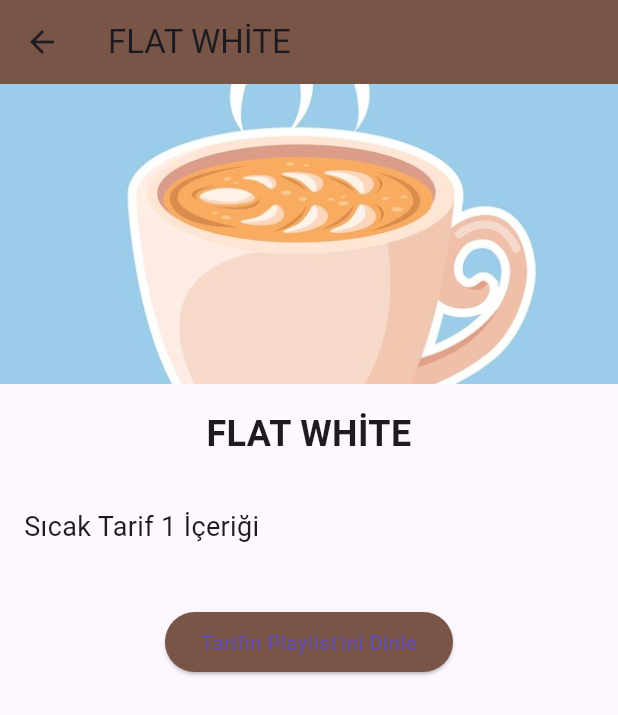
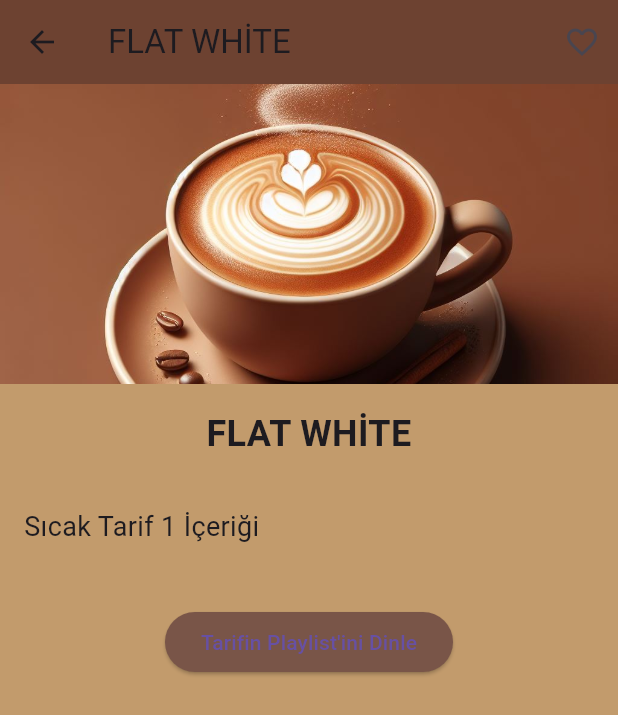
Before and after one commit to tugberkerin/coffee1, a Flutter app: the Sicak screen opened directly, after a tap on "FLAT WHİTE", on a phone screen of 412 x 824 dp. Shown: the top 715 px of the screen. Run offline on Flutter 3.47's test engine with Material 3 defaults, Android fonts, the phone set to English and light mode, and no system bars; our stand-ins replace device_preview.

Commit message:
çok süper hali
fotolar değişti favori kalbi geldi eksik favorilerin nerede gözükeceği

```diff
--- /dev/null
+++ b/lib/pages/FavoriTarifler.dart
@@ -0,0 +1,19 @@
+import 'package:coffee/pages/sicak_soguk.dart';
+
+class FavoriTarifler {
+  static List<KahveTarifi> favoriListesi = [];
+
+  static void ekle(KahveTarifi tarif) {
+    if (!favoriListesi.contains(tarif)) {
+      favoriListesi.add(tarif);
+    }
+  }
+
+  static void cikar(KahveTarifi tarif) {
+    favoriListesi.remove(tarif);
+  }
+
+  static bool favoriMi(KahveTarifi tarif) {
+    return favoriListesi.contains(tarif);
+  }
+}
--- a/lib/pages/KahveTarifiSayfasi.dart
+++ b/lib/pages/KahveTarifiSayfasi.dart
@@ -1,18 +1,40 @@
+import 'package:coffee/pages/FavoriTarifler.dart';
 import 'package:coffee/pages/sicak_soguk.dart';
 import 'package:flutter/material.dart';
 import 'package:url_launcher/url_launcher.dart';
 
-class KahveTarifiSayfasi extends StatelessWidget {
+class KahveTarifiSayfasi extends StatefulWidget {
   final KahveTarifi kahveTarifi;
 
   KahveTarifiSayfasi(this.kahveTarifi);
 
   @override
+  _KahveTarifiSayfasiState createState() => _KahveTarifiSayfasiState();
+}
+
+class _KahveTarifiSayfasiState extends State<KahveTarifiSayfasi> {
+  bool favorited = false; // Favori durumu
+
+  @override
   Widget build(BuildContext context) {
+    bool favorited = FavoriTarifler.favoriMi(widget.kahveTarifi);
+
     return Scaffold(
+      backgroundColor: const Color.fromARGB(255, 194, 155, 108),
       appBar: AppBar(
-        backgroundColor: Colors.brown,
-        title: Text(kahveTarifi.tarifAdi),
+        backgroundColor: const Color.fromARGB(255, 109, 66, 49),
+        title: Text(widget.kahveTarifi.tarifAdi),
+        actions: [
+          IconButton(
+            icon: Icon(
+              favorited ? Icons.favorite : Icons.favorite_border,
+              color: favorited ? Colors.red : null,
+            ),
+            onPressed: () {
+              _toggleFavorite();
+            },
+          ),
+        ],
       ),
       body: Column(
         crossAxisAlignment: CrossAxisAlignment.stretch,
@@ -20,7 +42,7 @@ class KahveTarifiSayfasi extends StatelessWidget {
           // Üst kısım: Resim
           ClipRRect(
             child: Image.asset(
-              kahveTarifi.resimPath,
+              widget.kahveTarifi.resimPath,
               width: double.infinity,
               height: 200,
               fit: BoxFit.cover,
@@ -29,7 +51,7 @@ class KahveTarifiSayfasi extends StatelessWidget {
           SizedBox(height: 16.0),
           // Orta kısım: Başlık
           Text(
-            kahveTarifi.tarifAdi,
+            widget.kahveTarifi.tarifAdi,
             style: TextStyle(fontSize: 24, fontWeight: FontWeight.bold),
             textAlign: TextAlign.center,
           ),
@@ -38,7 +60,7 @@ class KahveTarifiSayfasi extends StatelessWidget {
           Padding(
             padding: const EdgeInsets.all(16.0),
             child: Text(
-              kahveTarifi.tarifIcerik,
+              widget.kahveTarifi.tarifIcerik,
               style: TextStyle(fontSize: 18),
               textAlign: TextAlign.justify,
             ),
@@ -50,10 +72,11 @@ class KahveTarifiSayfasi extends StatelessWidget {
             children: [
               ElevatedButton(
                 onPressed: () {
-                  _launchURL(kahveTarifi.playlistUrl);
+                  _launchURL(widget.kahveTarifi.playlistUrl);
                 },
                 style: ElevatedButton.styleFrom(
-                  primary: Colors.brown, // Arka plan rengi
+                  primary:
+                      const Color.fromARGB(255, 121, 85, 72), // Arka plan rengi
                 ),
                 child: Text('Tarifin Playlist\'ini Dinle'),
               ),
@@ -71,4 +94,16 @@ class KahveTarifiSayfasi extends StatelessWidget {
       throw 'URL açılamıyor: $url';
     }
   }
+
+  void _toggleFavorite() {
+    setState(() {
+      bool favorited = FavoriTarifler.favoriMi(widget.kahveTarifi);
+
+      if (favorited) {
+        FavoriTarifler.cikar(widget.kahveTarifi);
+      } else {
+        FavoriTarifler.ekle(widget.kahveTarifi);
+      }
+    });
+  }
 }
--- a/lib/pages/secim.dart
+++ b/lib/pages/secim.dart
@@ -22,7 +22,7 @@ class Secim extends StatelessWidget {
                 width: double.infinity,
                 decoration: BoxDecoration(
                   image: DecorationImage(
-                    image: AssetImage("lib/images/soguk.jpeg"),
+                    image: AssetImage("lib/images/soguk.jpg"),
                     fit: BoxFit.fill,
                   ),
                 ),
@@ -41,7 +41,7 @@ class Secim extends StatelessWidget {
                 width: double.infinity,
                 decoration: BoxDecoration(
                   image: DecorationImage(
-                    image: AssetImage("lib/images/sicak.jpeg"),
+                    image: AssetImage("lib/images/sicak.jpg"),
                     fit: BoxFit.fill,
                   ),
                 ),
--- a/lib/pages/splash_screen.dart
+++ b/lib/pages/splash_screen.dart
@@ -10,7 +10,7 @@ class _SplashScreenState extends State<SplashScreen> {
   @override
   void initState() {
     super.initState();
-    Future.delayed(Duration(seconds: 3), () {
+    Future.delayed(Duration(seconds: 4, milliseconds: 30), () {
       Navigator.of(context).pushReplacement(
         MaterialPageRoute(builder: (context) => Secim()),
       );
```
Also changed, not shown: lib/pages/sicak_soguk.dart (+32 -18 lines), lib/images/americano.jpg, lib/images/cappucino.jpg, lib/images/caramel-mocha.jpg, lib/images/espreesso.jpg, lib/images/filtre-kahve.jpg (added), lib/images/flat-white.jpg, lib/images/ice-mocha.jpg (added), lib/images/iceamericano.jpg (added), lib/images/icelatte.jpg (added), lib/images/latte.jpg (added), lib/images/mocha.jpg, lib/images/sicak.jpeg (deleted), lib/images/sicak.jpg (added), 2 more files.
